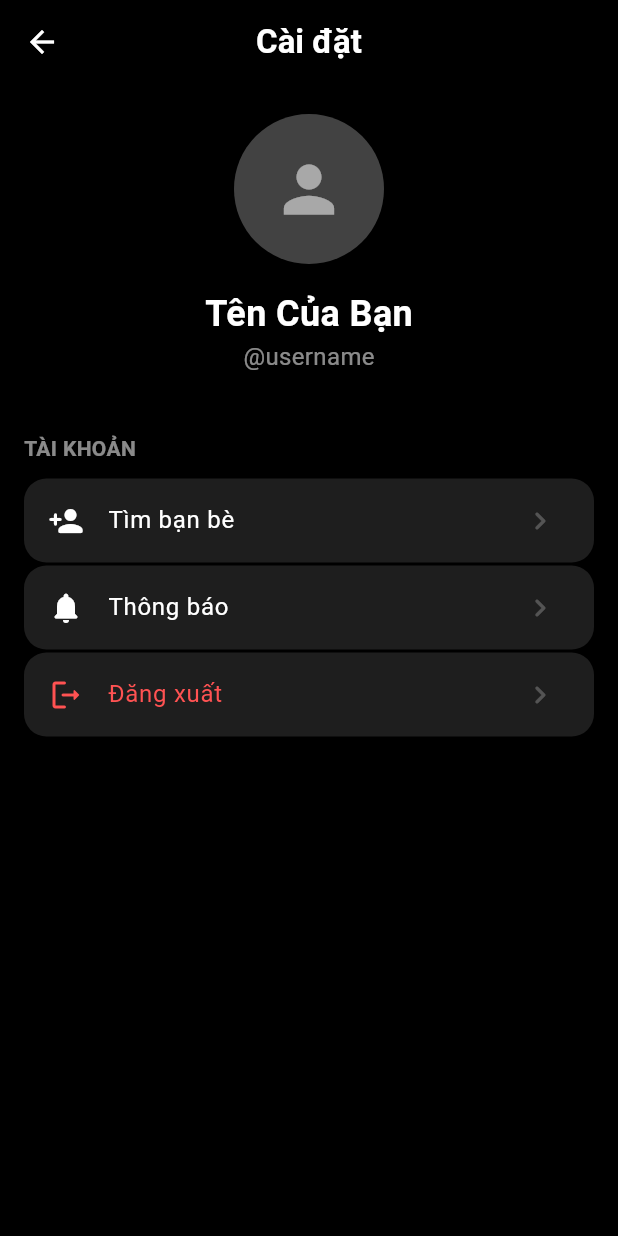
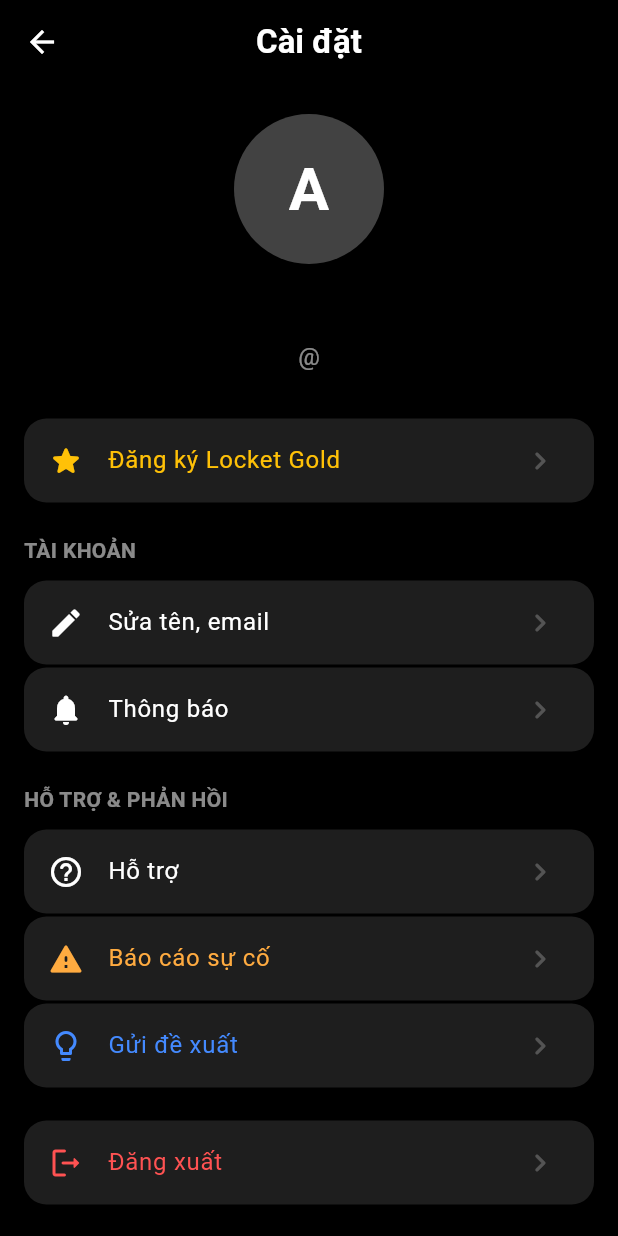
Before and after one commit to rone0704/app_locket_fake, a Flutter app: the SettingsScreen screen opened directly, on a phone screen of 412 x 824 dp. Run offline on Flutter 3.47's test engine with Material 3 defaults, Android fonts, the phone set to English and light mode, and no system bars; our stand-ins replace camera, cloud_firestore, firebase_auth, firebase_core, firebase_storage, image_picker and 1 more; accounts and stored records are empty.

Commit message:
update code flutter

```diff
--- a/lib/settings_screen.dart
+++ b/lib/settings_screen.dart
@@ -1,12 +1,15 @@
 import 'package:flutter/material.dart';
 import 'package:firebase_auth/firebase_auth.dart';
-import 'notification_screen.dart'; // <--- Gọi file màn hình thông báo vào đây
+import 'package:cloud_firestore/cloud_firestore.dart'; // <--- Thêm thư viện này
+import 'notification_screen.dart';
 
 class SettingsScreen extends StatelessWidget {
   const SettingsScreen({super.key});
 
   @override
   Widget build(BuildContext context) {
+    final currentUser = FirebaseAuth.instance.currentUser;
+
     return Scaffold(
       backgroundColor: Colors.black,
       appBar: AppBar(
@@ -16,10 +19,28 @@
         centerTitle: true,
         elevation: 0,
       ),
-      body: ListView(
+      // Dùng StreamBuilder để đọc dữ liệu từ Firestore giống hệt ProfileScreen
+      body: StreamBuilder<DocumentSnapshot>(
+        stream: FirebaseFirestore.instance.collection('users').doc(currentUser!.uid).snapshots(),
+        builder: (context, snapshot) {
+          // Nếu đang tải dữ liệu thì hiện vòng xoay
+          if (!snapshot.hasData) {
+            return const Center(child: CircularProgressIndicator(color: Colors.amber));
+          }
+
+          // Lấy dữ liệu từ kho ra
+          var data = snapshot.data!.data() as Map<String, dynamic>?;
+          String email = data?['email'] ?? currentUser.email ?? "";
+          String displayName = data?['displayName'] ?? email.split('@')[0];
+          String? avatarUrl = data?['avatarUrl']; // Lấy link ảnh nếu có
+          String username = "@${email.split('@')[0]}";
+          String avatarChar = displayName.isNotEmpty ? displayName[0].toUpperCase() : "A";
+
+          return ListView(
             padding: const EdgeInsets.symmetric(horizontal: 16.0),
             children: [
               const SizedBox(height: 20),
+
               // --- AVATAR & THÔNG TIN ---
               Center(
                 child: Column(
@@ -27,45 +48,79 @@
                     CircleAvatar(
                       radius: 50,
                       backgroundColor: Colors.grey[800],
-                  child: const Icon(Icons.person, size: 50, color: Colors.white54),
+                      backgroundImage: avatarUrl != null ? NetworkImage(avatarUrl) : null,
+                      child: avatarUrl == null
+                          ? Text(avatarChar, style: const TextStyle(fontSize: 40, fontWeight: FontWeight.bold, color: Colors.white))
+                          : null,
                     ),
                     const SizedBox(height: 16),
-                const Text("Tên Của Bạn", style: TextStyle(color: Colors.white, fontSize: 24, fontWeight: FontWeight.bold)),
-                const Text("@username", style: TextStyle(color: Colors.white54, fontSize: 16)),
+                    Text(displayName, style: const TextStyle(color: Colors.white, fontSize: 24, fontWeight: FontWeight.bold)),
+                    Text(username, style: const TextStyle(color: Colors.white54, fontSize: 16)),
                   ],
                 ),
               ),
 
-          const SizedBox(height: 40),
+              const SizedBox(height: 30),
 
-          // --- DANH SÁCH MENU TÀI KHOẢN ---
+              // --- KHU VỰC LOCKET GOLD ---
+              _buildMenuTile(
+                icon: Icons.star_rounded,
+                title: "Đăng ký Locket Gold",
+                color: Colors.amber,
+                onTap: () {
+                  ScaffoldMessenger.of(context).showSnackBar(const SnackBar(content: Text("Tính năng Locket Gold đang phát triển!")));
+                }
+              ),
+
+              const SizedBox(height: 20),
               const Text("TÀI KHOẢN", style: TextStyle(color: Colors.white54, fontSize: 14, fontWeight: FontWeight.bold)),
               const SizedBox(height: 10),
 
-          // 1. Nút Tìm Bạn Bè (Tạm thời để thông báo)
+              // --- MENU TÀI KHOẢN ---
               _buildMenuTile(
-            icon: Icons.person_add_rounded,
-            title: "Tìm bạn bè",
+                icon: Icons.edit_rounded,
+                title: "Sửa tên, email",
                 color: Colors.white,
                 onTap: () {
-              ScaffoldMessenger.of(context).showSnackBar(const SnackBar(content: Text("Tính năng Tìm bạn bè sắp ra mắt!")));
+                  ScaffoldMessenger.of(context).showSnackBar(const SnackBar(content: Text("Chức năng sửa thông tin sắp ra mắt!")));
                 }
               ),
-
-          // 2. Nút Thông Báo (Bấm vào sẽ trượt sang trang Thông Báo)
               _buildMenuTile(
                 icon: Icons.notifications_rounded,
                 title: "Thông báo",
                 color: Colors.white,
                 onTap: () {
-              Navigator.push(
-                context,
-                MaterialPageRoute(builder: (context) => const NotificationScreen()),
-              );
+                  Navigator.push(context, MaterialPageRoute(builder: (context) => const NotificationScreen()));
                 }
               ),
 
-          // 3. Nút Đăng Xuất
+              const SizedBox(height: 20),
+              const Text("HỖ TRỢ & PHẢN HỒI", style: TextStyle(color: Colors.white54, fontSize: 14, fontWeight: FontWeight.bold)),
+              const SizedBox(height: 10),
+
+              // --- MENU HỖ TRỢ ---
+              _buildMenuTile(
+                icon: Icons.help_outline_rounded,
+                title: "Hỗ trợ",
+                color: Colors.white,
+                onTap: () {}
+              ),
+              _buildMenuTile(
+                icon: Icons.report_problem_rounded,
+                title: "Báo cáo sự cố",
+                color: Colors.orangeAccent,
+                onTap: () {}
+              ),
+              _buildMenuTile(
+                icon: Icons.lightbulb_outline_rounded,
+                title: "Gửi đề xuất",
+                color: Colors.blueAccent,
+                onTap: () {}
+              ),
+
+              const SizedBox(height: 20),
+
+              // --- NÚT ĐĂNG XUẤT ---
               _buildMenuTile(
                 icon: Icons.logout_rounded,
                 title: "Đăng xuất",
@@ -76,7 +131,10 @@
                 }
               ),
 
+              const SizedBox(height: 40),
             ],
+          );
+        },
       ),
     );
   }
```
Lines whose indentation alone changed are shown as unchanged.
